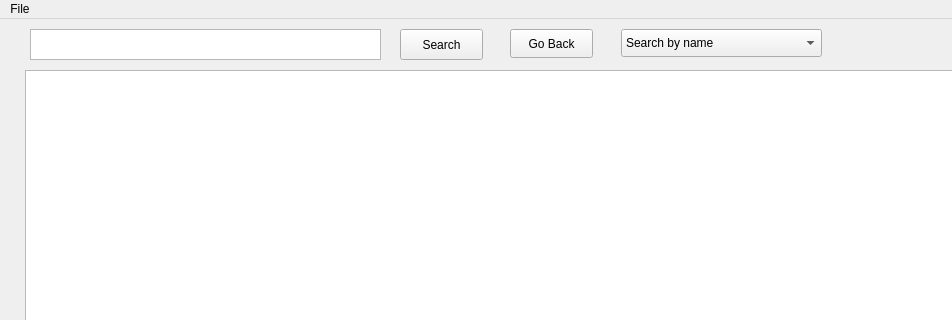
Old version of the form mainwindow.ui in the repository Abdurakhman20/cw-sport; both pictures show x 0 to 952 and y 0 to 320 of the 1251 by 673 pixel window.
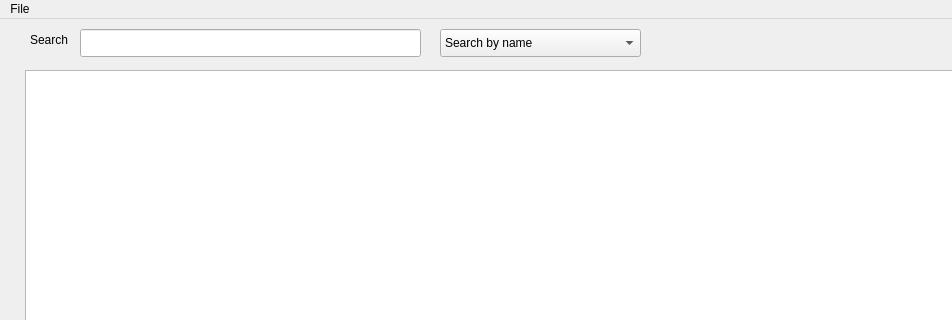
New version of the form.

Diff of the .ui file:
```diff
--- a/mainwindow.ui
+++ b/mainwindow.ui
@@ -24,46 +24,10 @@
      </rect>
     </property>
    </widget>
-   <widget class="QTextEdit" name="textEdit">
-    <property name="geometry">
-     <rect>
-      <x>30</x>
-      <y>10</y>
-      <width>351</width>
-      <height>31</height>
-     </rect>
-    </property>
-   </widget>
-   <widget class="QPushButton" name="pushButton">
-    <property name="geometry">
-     <rect>
-      <x>400</x>
-      <y>10</y>
-      <width>83</width>
-      <height>31</height>
-     </rect>
-    </property>
-    <property name="text">
-     <string>Search</string>
-    </property>
-   </widget>
-   <widget class="QPushButton" name="pushButton_2">
-    <property name="geometry">
-     <rect>
-      <x>510</x>
-      <y>10</y>
-      <width>83</width>
-      <height>29</height>
-     </rect>
-    </property>
-    <property name="text">
-     <string>Go Back</string>
-    </property>
-   </widget>
    <widget class="QComboBox" name="comboBox">
     <property name="geometry">
      <rect>
-      <x>621</x>
+      <x>440</x>
       <y>10</y>
       <width>201</width>
       <height>28</height>
@@ -105,6 +69,29 @@
      </property>
     </item>
    </widget>
+   <widget class="QLineEdit" name="lineEdit">
+    <property name="geometry">
+     <rect>
+      <x>80</x>
+      <y>10</y>
+      <width>341</width>
+      <height>28</height>
+     </rect>
+    </property>
+   </widget>
+   <widget class="QLabel" name="label">
+    <property name="geometry">
+     <rect>
+      <x>30</x>
+      <y>10</y>
+      <width>51</width>
+      <height>21</height>
+     </rect>
+    </property>
+    <property name="text">
+     <string>Search</string>
+    </property>
+   </widget>
   </widget>
   <widget class="QMenuBar" name="menubar">
    <property name="geometry">
```
